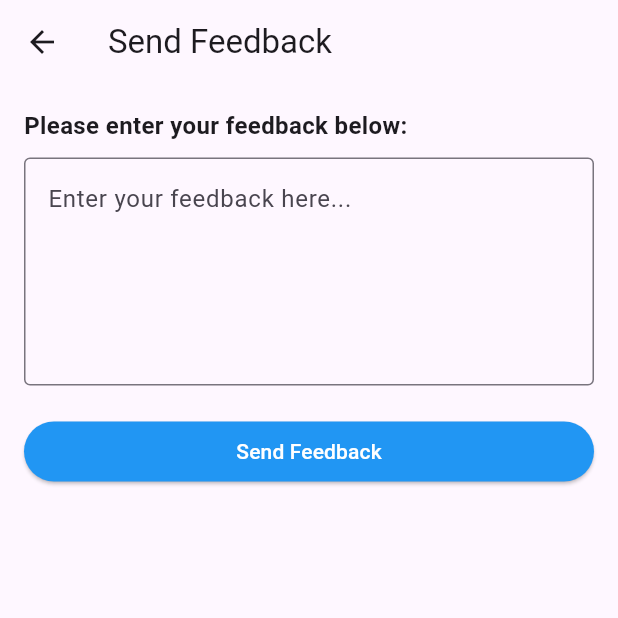
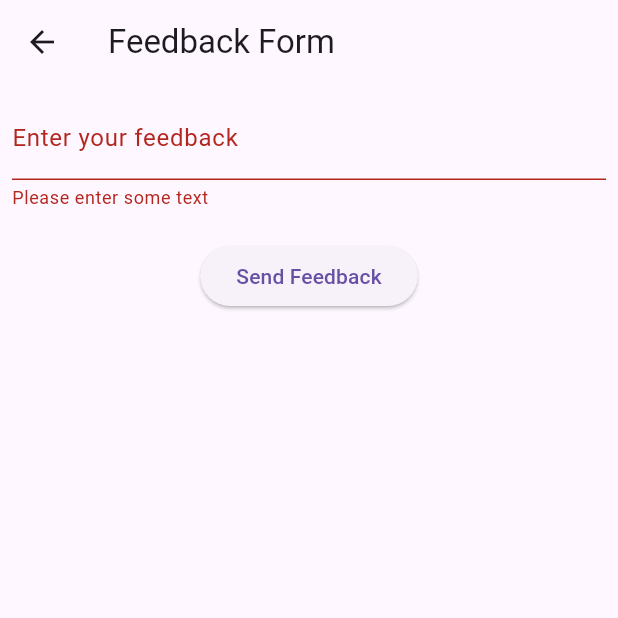
Before and after one commit to aniqansari44/Kidtales, a Flutter app: the FeedbackScreen screen opened directly, after a tap on "Send Feedback", on a phone screen of 412 x 824 dp, the top half of it. Run offline on Flutter 3.47's test engine with Material 3 defaults, Android fonts, the phone set to English and light mode, and no system bars; our stand-ins replace carousel_slider, cloud_firestore, firebase_auth, firebase_core, flutter_dotenv, flutter_secure_storage and 6 more; missing offline and left inert: flutter_email_sender; accounts and stored records are empty.

Commit message:
second commit this is the third version

```diff
--- a/lib/BiometricConfirmationScreen.dart
+++ b/lib/BiometricConfirmationScreen.dart
@@ -81,8 +81,8 @@ class _BiometricConfirmationScreenState extends State<BiometricConfirmationScree
               label: Text(_isAuthenticating ? 'Authenticating...' : 'Authenticate'),
               onPressed: _isAuthenticating ? null : _authenticate,
               style: ElevatedButton.styleFrom(
-                primary: theme.primaryColor,
-                onPrimary: Colors.white,
+                backgroundColor: theme.primaryColor,  // Changed from 'primary'
+                foregroundColor: Colors.white,  // Changed from 'onPrimary'
                 textStyle: TextStyle(fontSize: 18),
                 padding: EdgeInsets.symmetric(horizontal: 32, vertical: 20),
                 shape: RoundedRectangleBorder(borderRadius: BorderRadius.circular(30)),
--- a/lib/FeedbackScreen.dart
+++ b/lib/FeedbackScreen.dart
@@ -1,75 +1,79 @@
 import 'package:flutter/material.dart';
-import 'package:flutter/services.dart';
 import 'package:flutter_email_sender/flutter_email_sender.dart';
 
 class FeedbackScreen extends StatefulWidget {
   @override
-  _FeedbackScreenState createState() => _FeedbackScreenState();
+  _FeedbackFormState createState() => _FeedbackFormState();
 }
 
-class _FeedbackScreenState extends State<FeedbackScreen> {
-  final TextEditingController _feedbackController = TextEditingController();
-
-  Future<void> _sendEmail() async {
-    final Email email = Email(
-      body: _feedbackController.text,
-      subject: 'Feedback from KidTales App User',
-      recipients: ['kidtales44@gmail.com'],
-    );
-
-    try {
-      await FlutterEmailSender.send(email);
-    } on PlatformException catch (error) {
-      ScaffoldMessenger.of(context).showSnackBar(
-        SnackBar(
-          content: Text('Could not send email: ${error.toString()}'),
-        ),
-      );
-    }
-  }
-
-  @override
-  void dispose() {
-    _feedbackController.dispose();
-    super.dispose();
-  }
+class _FeedbackFormState extends State<FeedbackScreen> {
+  final _formKey = GlobalKey<FormState>();
+  String _feedback = '';
 
   @override
   Widget build(BuildContext context) {
     return Scaffold(
       appBar: AppBar(
-        title: Text('Send Feedback'),
+        title: Text('Feedback Form'),
       ),
-      body: Padding(
-        padding: EdgeInsets.all(16.0),
+      body: Form(
+        key: _formKey,
+        child: Padding(
+          padding: EdgeInsets.all(8.0),
           child: Column(
-          crossAxisAlignment: CrossAxisAlignment.stretch,
             children: <Widget>[
-            Text(
-              'Please enter your feedback below:',
-              style: TextStyle(fontSize: 16, fontWeight: FontWeight.bold),
+              TextFormField(
+                decoration: InputDecoration(
+                  labelText: 'Enter your feedback',
                 ),
-            SizedBox(height: 10),
-            TextField(
-              controller: _feedbackController,
-              maxLines: 5,
-              decoration: InputDecoration(
-                hintText: 'Enter your feedback here...',
-                border: OutlineInputBorder(),
+                onSaved: (value) {
+                  _feedback = value!;
+                },
+                validator: (value) {
+                  if (value == null || value.isEmpty) {
+                    return 'Please enter some text';
+                  }
+                  return null;
+                },
               ),
-            ),
-            SizedBox(height: 20),
+              SizedBox(height: 20), // Added for better spacing
               ElevatedButton(
-              onPressed: _sendEmail,
+                onPressed: _sendFeedback,
                 child: Text('Send Feedback'),
-              style: ElevatedButton.styleFrom(
-                primary: Colors.blue,
-                onPrimary: Colors.white,
-              ),
               ),
             ],
           ),
         ),
+      ),
     );
   }
+
+  void _sendFeedback() {
+    if (_formKey.currentState!.validate()) {
+      _formKey.currentState!.save();
+      _sendEmail();
     }
+  }
+
+  void _sendEmail() async {
+    final Email email = Email(
+      body: _feedback,
+      subject: 'Feedback from MyApp',
+      recipients: ['kidtales44@gmail.com'],
+      isHTML: false,
+    );
+
+    try {
+      await FlutterEmailSender.send(email);
+      ScaffoldMessenger.of(context).showSnackBar(SnackBar(
+        content: Text('Feedback email sent successfully!'),
+      ));
+      print('Email send attempt finished.'); // Changed to confirm email send attempt without expecting a result
+    } catch (error) {
+      print('Error sending email: $error'); // This will help in identifying what went wrong
+      ScaffoldMessenger.of(context).showSnackBar(SnackBar(
+        content: Text('Failed to send feedback email: $error'), // Show error in UI
+      ));
+    }
+  }
+}
--- a/lib/GeneratedStoryScreen.dart
+++ b/lib/GeneratedStoryScreen.dart
@@ -134,8 +134,8 @@ class _GeneratedStoryScreenState extends State<GeneratedStoryScreen> {
                   label: Text(isPlaying ? 'Stop' : 'Play'),
                   onPressed: _speak,
                   style: ElevatedButton.styleFrom(
-                    primary: Colors.pinkAccent[400],
-                    onPrimary: Colors.white,
+                    backgroundColor: Colors.green,  // Previously 'primary'
+                    foregroundColor: Colors.white,  // Previously 'onPrimary'
                     padding: EdgeInsets.symmetric(horizontal: 32, vertical: 12),
                     textStyle: TextStyle(fontSize: 18, fontWeight: FontWeight.bold),
                     shape: RoundedRectangleBorder(borderRadius: BorderRadius.circular(20)),
--- a/lib/PasswordConfirmationScreen.dart
+++ b/lib/PasswordConfirmationScreen.dart
@@ -49,8 +49,8 @@ class _PasswordConfirmationScreenState extends State<PasswordConfirmationScreen>
               onPressed: _checkPassword,
               child: Text('Confirm'),
               style: ElevatedButton.styleFrom(
-                primary: Colors.blue, // Button color
-                onPrimary: Colors.white, // Text color
+                backgroundColor: Colors.blue,  // Previously 'primary'
+                foregroundColor: Colors.white,  // Previously 'onPrimary' // Text color
               ),
             ),
           ],
--- a/lib/SettingsScreen.dart
+++ b/lib/SettingsScreen.dart
@@ -93,8 +93,8 @@ class SettingsScreen extends StatelessWidget {
             // Handle sign out logic here
           },
           style: ElevatedButton.styleFrom(
-            primary: Colors.red,
-            onPrimary: Colors.white,
+            backgroundColor: Colors.red,  // Previously 'primary'
+            foregroundColor: Colors.white,  // Previously 'onPrimary'
           ),
         ),
       ),
--- a/lib/SetupPasswordScreen.dart
+++ b/lib/SetupPasswordScreen.dart
@@ -117,8 +117,8 @@ class _SetupPasswordScreenState extends State<SetupPasswordScreen> {
               ElevatedButton(
                 child: Text('Update Password'),
                 style: ElevatedButton.styleFrom(
-                  primary: Colors.green,
-                  onPrimary: Colors.white,
+                  backgroundColor: Colors.green,  // Previously 'primary'
+                  foregroundColor: Colors.white,  // Previously 'onPrimary
                   padding: EdgeInsets.symmetric(vertical: 12),
                   textStyle: TextStyle(fontSize: 18),
                 ),
--- a/pubspec.yaml
+++ b/pubspec.yaml
@@ -56,6 +56,7 @@ dependencies:
   url_launcher: ^6.0.12
   flutter_email_sender: ^5.0.1
   mailer: ^6.1.0
+  flutter_dotenv: ^5.1.0
   flutter_localizations:
     sdk: flutter
 
@@ -93,6 +94,7 @@ flutter:
       - assets/images/sci-fi.png
       - assets/images/horror.png
       - assets/fyp_stories.json
+      - .env
 
 
 
```
Also changed, not shown: lib/AuthScreen.dart (+4 -4 lines), lib/HistoryScreen.dart (+41 -26 lines), lib/InputScreen.dart (+5 -4 lines), lib/StoryDetailScreen.dart (+4 -4 lines), lib/main.dart (+7 -5 lines), pubspec.lock, 2 other files. Lines whose indentation alone changed are shown as unchanged.
